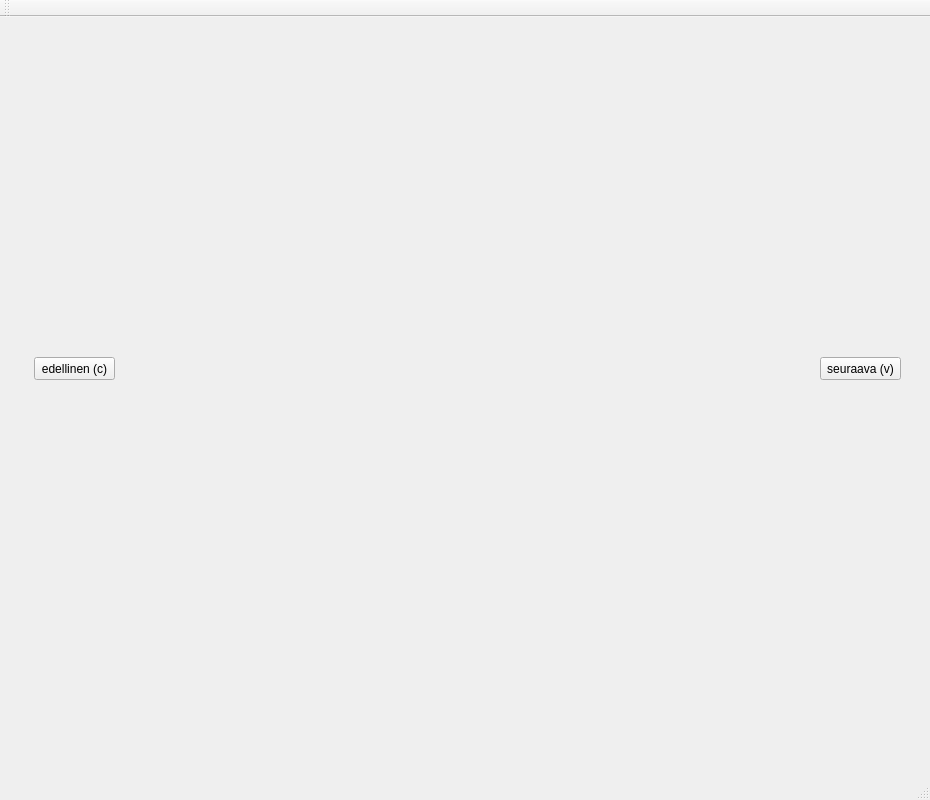
Old version of the form Visualizer/visualizer.ui in the repository TeMaVa/Annotator.
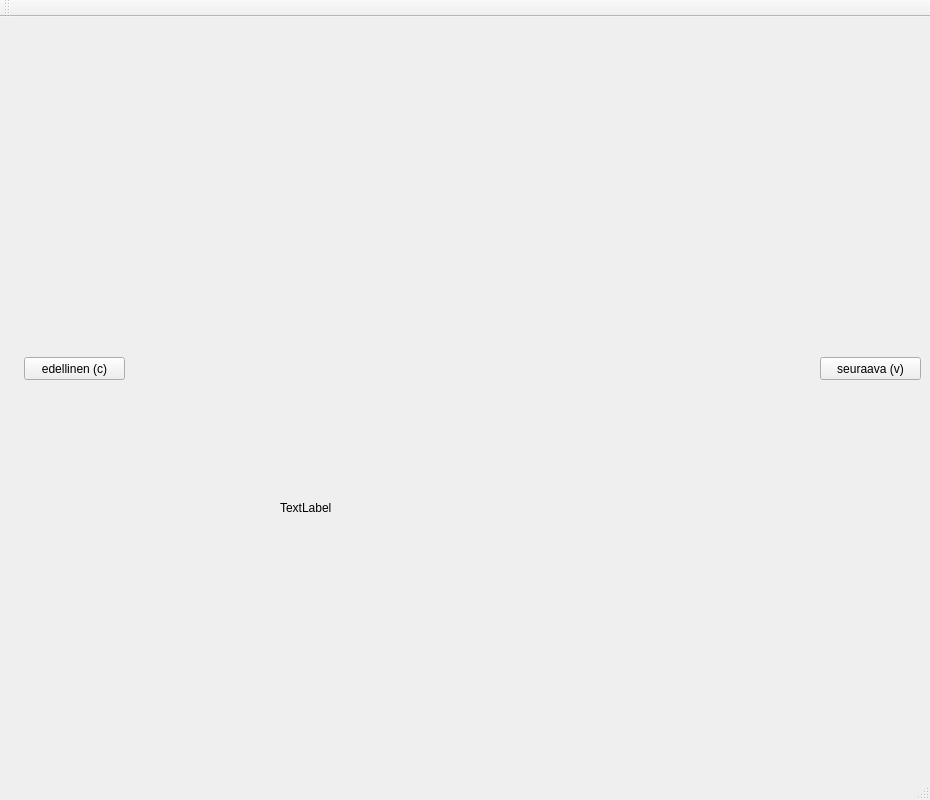
New version of the form. Icons and pictures are not drawn. Custom widgets are drawn as their Qt base class.

Patch:
```diff
--- a/Visualizer/visualizer.ui
+++ b/Visualizer/visualizer.ui
@@ -40,9 +40,9 @@
    <widget class="QPushButton" name="edelBtn">
     <property name="geometry">
      <rect>
-      <x>34</x>
+      <x>24</x>
       <y>340</y>
-      <width>81</width>
+      <width>101</width>
       <height>23</height>
      </rect>
     </property>
@@ -55,13 +55,30 @@
      <rect>
       <x>820</x>
       <y>340</y>
-      <width>81</width>
+      <width>101</width>
       <height>23</height>
      </rect>
     </property>
     <property name="text">
      <string>seuraava (v)</string>
     </property>
+    <property name="icon">
+     <iconset resource="res.qrc">
+      <normaloff>:/images/arrow-right.png</normaloff>:/images/arrow-right.png</iconset>
+    </property>
+   </widget>
+   <widget class="QLabel" name="imgNameBox">
+    <property name="geometry">
+     <rect>
+      <x>280</x>
+      <y>480</y>
+      <width>431</width>
+      <height>21</height>
+     </rect>
+    </property>
+    <property name="text">
+     <string>TextLabel</string>
+    </property>
    </widget>
   </widget>
   <widget class="QMenuBar" name="menuBar">
```
Left out of the diff: 8 changed lines with no effect on the pictures.
